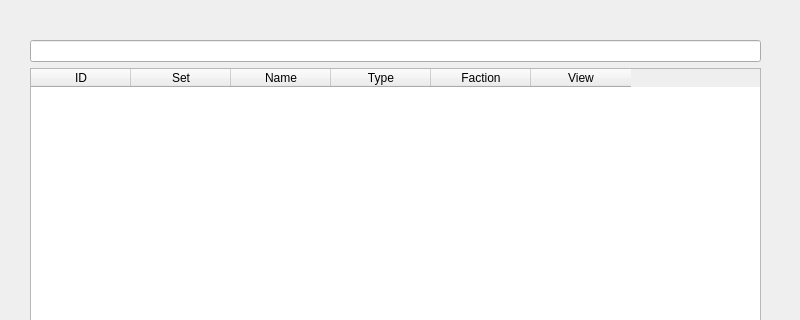
Before: the Qt Designer form UI/edit_cards.ui in lorenzozulli/SpectraviaTCG, drawn with Qt 5; both pictures show x 0 to 800 and y 0 to 320 of the 800 by 600 pixel window.
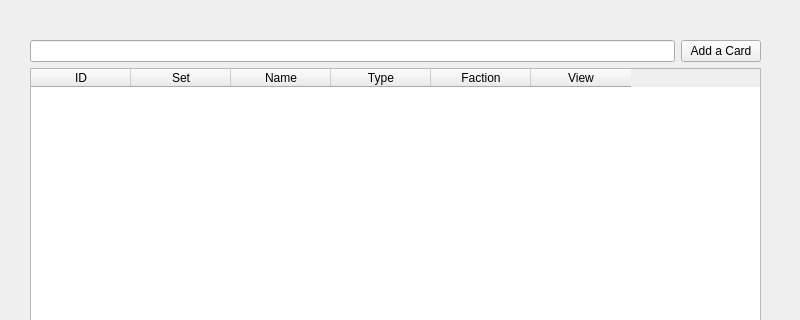
After: the same form once the commit is applied.

Commit message: Aggiunti sprites, sistemati layout

Patch:
```diff
--- a/UI/edit_cards.ui
+++ b/UI/edit_cards.ui
@@ -13,7 +13,7 @@
   <property name="windowTitle">
    <string>Form</string>
   </property>
-  <widget class="QWidget" name="">
+  <widget class="QWidget" name="layoutWidget">
    <property name="geometry">
     <rect>
      <x>30</x>
@@ -22,11 +22,8 @@
      <height>521</height>
     </rect>
    </property>
-   <layout class="QVBoxLayout" name="verticalLayout">
-    <item>
-     <widget class="QLineEdit" name="lineEdit"/>
-    </item>
-    <item>
+   <layout class="QGridLayout" name="gridLayout">
+    <item row="2" column="0" colspan="2">
      <widget class="QTableWidget" name="tableWidget">
       <column>
        <property name="text">
@@ -60,6 +57,16 @@
       </column>
      </widget>
     </item>
+    <item row="0" column="1">
+     <widget class="QPushButton" name="addButton">
+      <property name="text">
+       <string>Add a Card</string>
+      </property>
+     </widget>
+    </item>
+    <item row="0" column="0">
+     <widget class="QLineEdit" name="lineEdit"/>
+    </item>
    </layout>
   </widget>
  </widget>
```
The commit also changes 203 other files.
